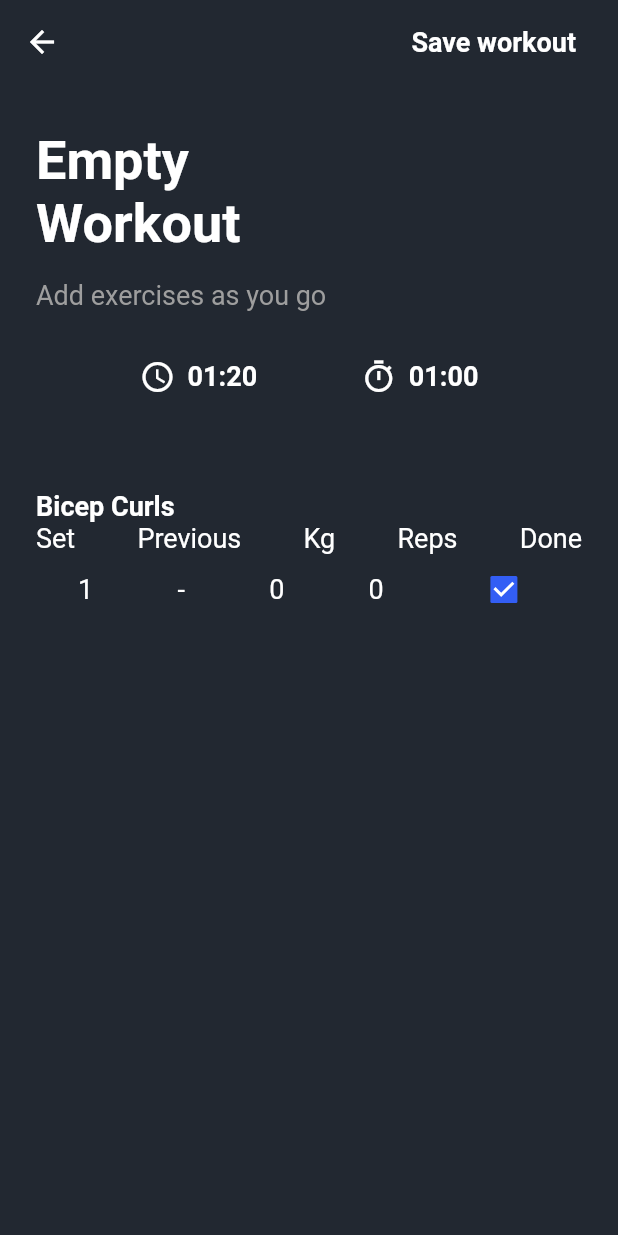
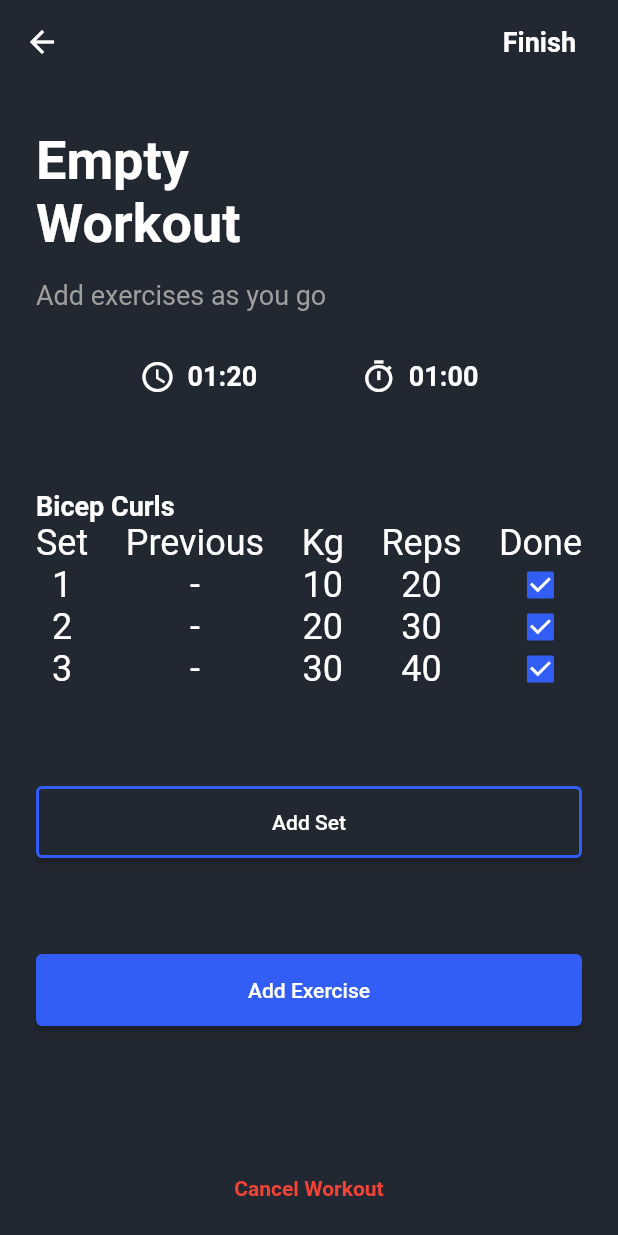
Before and after one commit to Riley-Howley/PanGains, a Flutter app: the PopulatedWorkoutScreen screen opened by its route, on a phone screen of 412 x 824 dp. Run offline on Flutter 3.47's test engine with Material 2 defaults, Android fonts, the phone set to English and light mode, and no system bars; our stand-ins replace charts_flutter, flutter_signin_button, table_calendar.

Commit message:
Finishing off Workout screens

```diff
--- a/lib/Screens/Workouts/populated_workout_screen.dart
+++ b/lib/Screens/Workouts/populated_workout_screen.dart
@@ -1,4 +1,5 @@
 import 'package:flutter/material.dart';
+import 'package:pangains/Screens/Workouts/workout_finished_screen.dart';
 
 class PopulatedWorkoutScreen extends StatelessWidget {
   const PopulatedWorkoutScreen({Key? key}) : super(key: key);
@@ -14,9 +15,15 @@ class PopulatedWorkoutScreen extends StatelessWidget {
           Container(
             margin: EdgeInsets.only(right: 20),
             child: TextButton(
-              onPressed: () {},
+              onPressed: () {
+                Navigator.of(context).push(
+                  MaterialPageRoute(
+                    builder: (context) => WorkoutFinishScreen(),
+                  ),
+                );
+              },
               child: Text(
-                "Save workout",
+                "Finish",
                 style: TextStyle(
                   color: Colors.white,
                   fontSize: 18,
@@ -126,75 +133,183 @@ class PopulatedWorkoutScreen extends StatelessWidget {
                 ),
               ],
             ),
-            Row(
+            Container(
+              child: Row(
                 mainAxisAlignment: MainAxisAlignment.spaceBetween,
+                children: [
+                  Column(
                     children: [
                       Container(
                         child: Text(
                           "Set",
-                    style: TextStyle(color: Colors.white, fontSize: 18),
+                          style: TextStyle(color: Colors.white, fontSize: 24),
                         ),
                       ),
                       Container(
                         child: Text(
-                    "Previous",
-                    style: TextStyle(color: Colors.white, fontSize: 18),
+                          "1",
+                          style: TextStyle(color: Colors.white, fontSize: 24),
                         ),
                       ),
                       Container(
                         child: Text(
-                    "Kg",
-                    style: TextStyle(color: Colors.white, fontSize: 18),
+                          "2",
+                          style: TextStyle(color: Colors.white, fontSize: 24),
                         ),
                       ),
                       Container(
                         child: Text(
-                    "Reps",
-                    style: TextStyle(color: Colors.white, fontSize: 18),
-                  ),
-                ),
-                Container(
-                  child: Text(
-                    "Done",
-                    style: TextStyle(color: Colors.white, fontSize: 18),
+                          "3",
+                          style: TextStyle(color: Colors.white, fontSize: 24),
                         ),
                       ),
                     ],
                   ),
-            Row(
-              mainAxisAlignment: MainAxisAlignment.spaceAround,
+                  Column(
                     children: [
                       Container(
                         child: Text(
-                    "1",
-                    style: TextStyle(color: Colors.white, fontSize: 18),
+                          "Previous",
+                          style: TextStyle(color: Colors.white, fontSize: 24),
                         ),
                       ),
                       Container(
                         child: Text(
                           "-",
-                    style: TextStyle(color: Colors.white, fontSize: 18),
+                          style: TextStyle(color: Colors.white, fontSize: 24),
                         ),
                       ),
                       Container(
                         child: Text(
-                    "0",
-                    style: TextStyle(color: Colors.white, fontSize: 18),
+                          "-",
+                          style: TextStyle(color: Colors.white, fontSize: 24),
                         ),
                       ),
                       Container(
                         child: Text(
-                    "0",
-                    style: TextStyle(color: Colors.white, fontSize: 18),
+                          "-",
+                          style: TextStyle(color: Colors.white, fontSize: 24),
+                        ),
+                      ),
+                    ],
+                  ),
+                  Column(
+                    children: [
+                      Container(
+                        child: Text(
+                          "Kg",
+                          style: TextStyle(color: Colors.white, fontSize: 24),
                         ),
                       ),
                       Container(
-                  child: Checkbox(
-                    onChanged: (check) {},
-                    value: true,
+                        child: Text(
+                          "10",
+                          style: TextStyle(color: Colors.white, fontSize: 24),
+                        ),
+                      ),
+                      Container(
+                        child: Text(
+                          "20",
+                          style: TextStyle(color: Colors.white, fontSize: 24),
+                        ),
+                      ),
+                      Container(
+                        child: Text(
+                          "30",
+                          style: TextStyle(color: Colors.white, fontSize: 24),
                         ),
                       ),
                     ],
+                  ),
+                  Column(
+                    children: [
+                      Container(
+                        child: Text(
+                          "Reps",
+                          style: TextStyle(color: Colors.white, fontSize: 24),
+                        ),
+                      ),
+                      Container(
+                        child: Text(
+                          "20",
+                          style: TextStyle(color: Colors.white, fontSize: 24),
+                        ),
+                      ),
+                      Container(
+                        child: Text(
+                          "30",
+                          style: TextStyle(color: Colors.white, fontSize: 24),
+                        ),
+                      ),
+                      Container(
+                        child: Text(
+                          "40",
+                          style: TextStyle(color: Colors.white, fontSize: 24),
+                        ),
+                      ),
+                    ],
+                  ),
+                  Column(
+                    children: [
+                      Container(
+                        child: Text(
+                          "Done",
+                          style: TextStyle(color: Colors.white, fontSize: 24),
+                        ),
+                      ),
+                      Container(
+                        height: 28,
+                        child: Checkbox(value: true, onChanged: (check) {}),
+                      ),
+                      Container(
+                        height: 28,
+                        child: Checkbox(value: true, onChanged: (check) {}),
+                      ),
+                      Container(
+                        height: 28,
+                        child: Checkbox(value: true, onChanged: (check) {}),
+                      ),
+                    ],
+                  ),
+                ],
+              ),
+            ),
+            Container(
+              margin: EdgeInsets.only(top: 64),
+              width: MediaQuery.of(context).size.width,
+              height: 48,
+              child: ElevatedButton(
+                onPressed: () {},
+                child: Text(
+                  "Add Set",
+                ),
+                style: ElevatedButton.styleFrom(
+                  primary: Color(0xff222831),
+                  side: BorderSide(
+                    width: 2,
+                    color: Theme.of(context).colorScheme.primary,
+                  ),
+                ),
+              ),
+            ),
+            Container(
+              margin: EdgeInsets.only(top: 64),
+              width: MediaQuery.of(context).size.width,
+              height: 48,
+              child: ElevatedButton(
+                onPressed: () {},
+                child: Text("Add Exercise"),
+              ),
+            ),
+            Container(
+              margin: EdgeInsets.only(top: 100),
+              child: Text(
+                "Cancel Workout",
+                style: TextStyle(
+                  color: Colors.red,
+                  fontWeight: FontWeight.bold,
+                ),
+              ),
             ),
           ],
         ),
--- a/lib/Screens/Workouts/workout_finished_screen.dart
+++ b/lib/Screens/Workouts/workout_finished_screen.dart
@@ -0,0 +1,43 @@
+import 'package:flutter/material.dart';
+
+class WorkoutFinishScreen extends StatelessWidget {
+  const WorkoutFinishScreen({Key? key}) : super(key: key);
+
+  @override
+  Widget build(BuildContext context) {
+    return Scaffold(
+      backgroundColor: Color(0xff222831),
+      body: Column(
+        children: [
+          Center(
+            child: Container(
+              margin: EdgeInsets.only(top: 64),
+              child: Image.asset("assets/images/title.png"),
+            ),
+          ),
+          Container(
+            margin: EdgeInsets.only(top: 32),
+            child: Text(
+              "Here are your stats",
+              style: TextStyle(
+                color: Colors.white,
+                fontSize: 24,
+                fontWeight: FontWeight.bold,
+              ),
+            ),
+          ),
+          Container(
+            child: Text(
+              "for the session",
+              style: TextStyle(
+                color: Colors.white,
+                fontSize: 24,
+                fontWeight: FontWeight.bold,
+              ),
+            ),
+          ),
+        ],
+      ),
+    );
+  }
+}
```
Also changed, not shown: assets/images/title.png (added), 11 other files. Lines whose indentation alone changed are shown as unchanged.
